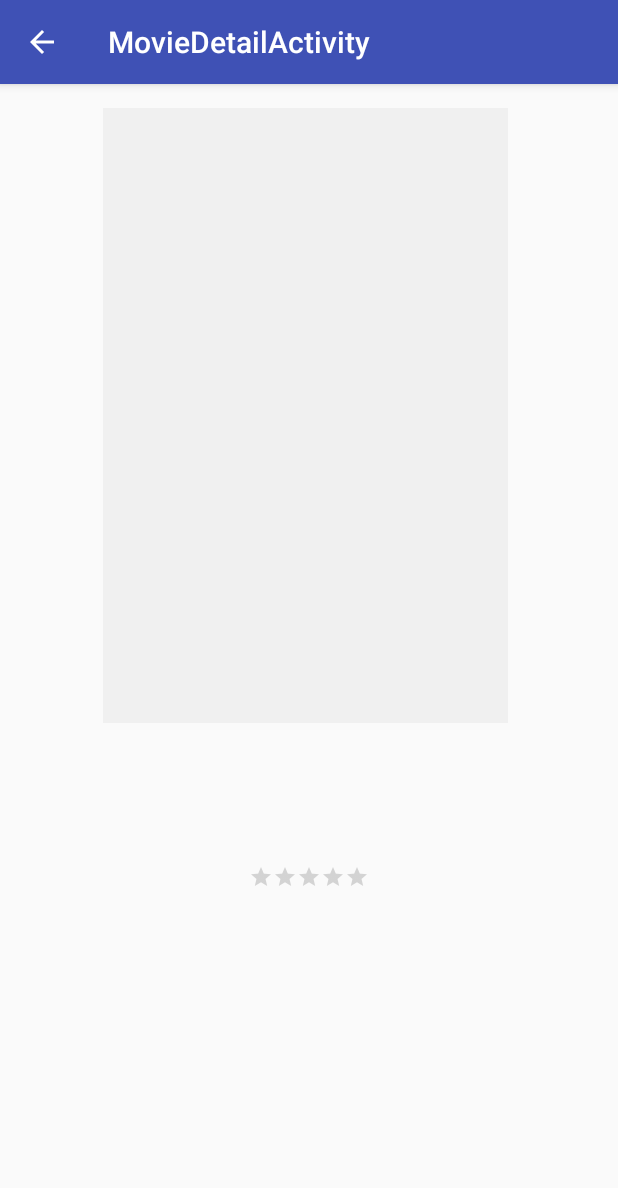
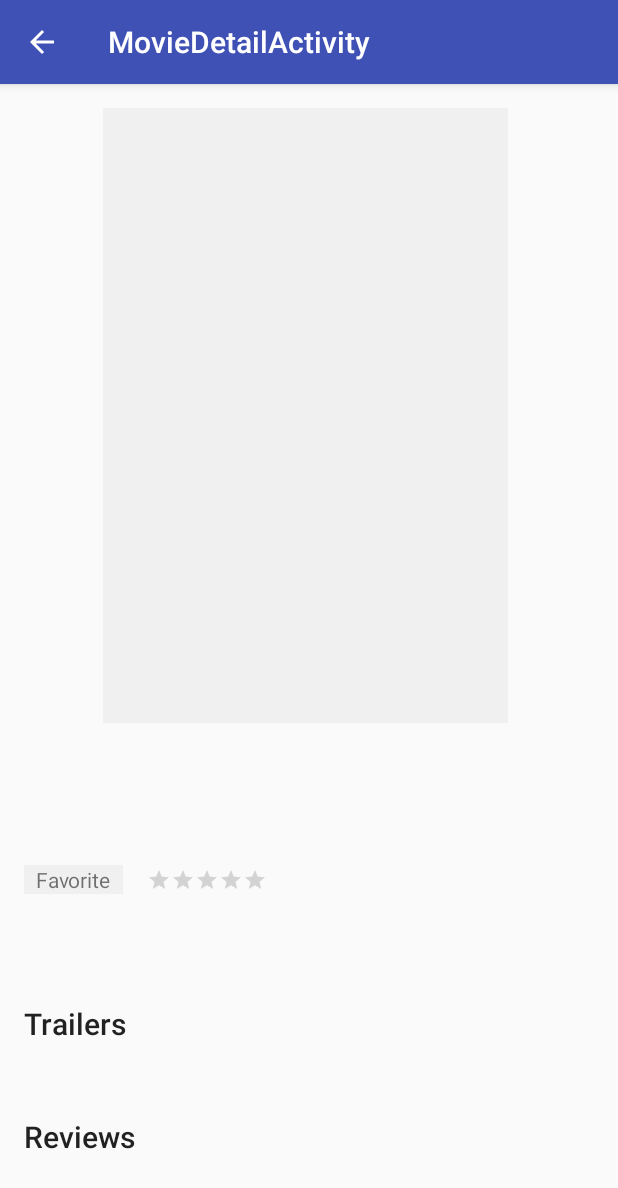
Before and after one commit to tridium79/and-popular-movies, an Android app: the DetailActivity screen opened directly, with no data from a screen before it, on a phone screen of 412 x 824 dp. Shown: the top 1188 px of the screen. Run offline under Robolectric (Android 15) with nearby library versions, the phone set to English and light mode, and no system bars; our stand-ins replace Picasso; pictures from the network do not load; 8 statements that could not run were skipped.

Commit message:
Added UI elements and skeleton for favoriting movies
Added videos and reviews to detail page but needs formatting and click handlers. Added non-functional button for favoriting and initial content provider skeleton.

```diff
--- a/app/src/main/java/popularmovies/udacity/com/popularmovies/DetailActivity.java
+++ b/app/src/main/java/popularmovies/udacity/com/popularmovies/DetailActivity.java
@@ -1,8 +1,11 @@
 package popularmovies.udacity.com.popularmovies;
 
 import android.content.Intent;
+import android.os.AsyncTask;
 import android.os.Bundle;
 import android.support.v7.app.AppCompatActivity;
+import android.support.v7.widget.LinearLayoutManager;
+import android.support.v7.widget.RecyclerView;
 import android.support.v7.widget.Toolbar;
 import android.widget.ImageView;
 import android.widget.RatingBar;
@@ -10,9 +13,16 @@ import android.widget.TextView;
 
 import com.squareup.picasso.Picasso;
 
+import java.util.List;
+
 import popularmovies.udacity.com.models.Movie;
+import popularmovies.udacity.com.models.Review;
+import popularmovies.udacity.com.models.Video;
+import popularmovies.udacity.com.utils.NetworkUtils;
 
 public class DetailActivity extends AppCompatActivity {
+
+    private String API_KEY;
 
     private ImageView mThumbnailIV;
     private TextView mTitleTV;
@@ -20,12 +30,22 @@ public class DetailActivity extends AppCompatActivity {
     private RatingBar mUserRatingRB;
     private TextView mReleaseDateTV;
 
+    private RecyclerView mVideosRV;
+    private DetailVideosAdapter mVideosAdapter;
+    private RecyclerView.LayoutManager mVideosLayoutManager;
+
+    private RecyclerView mReviewsRV;
+    private DetailReviewsAdapter mReviewsAdapter;
+    private RecyclerView.LayoutManager mReviewsLayoutManager;
+
     private Movie movieData;
 
     @Override
     protected void onCreate(Bundle savedInstanceState) {
         super.onCreate(savedInstanceState);
         setContentView(R.layout.activity_detail);
+
+        API_KEY = getResources().getString(R.string.movie_db_api_key);
 
         Intent intent = getIntent();
         if (intent == null) {
@@ -48,6 +68,38 @@ public class DetailActivity extends AppCompatActivity {
         mUserRatingRB = findViewById(R.id.detail_user_rating_rb);
         mReleaseDateTV = findViewById(R.id.detail_release_date_tv);
 
+        // videos
+        mVideosRV = findViewById(R.id.detail_videos_rv);
+
+        mVideosAdapter = new DetailVideosAdapter();
+        mVideosLayoutManager = new LinearLayoutManager(this) {
+            @Override
+            public boolean canScrollVertically() {
+                return false;
+            }
+        };
+
+        mVideosRV.setAdapter(mVideosAdapter);
+        mVideosRV.setLayoutManager(mVideosLayoutManager);
+
+        new VideosQueryTask().execute(API_KEY, String.valueOf(movieData.getId()), NetworkUtils.DETAIL_MOVIE_VIDEOS);
+
+        // reviews
+        mReviewsRV = findViewById(R.id.detail_reviews_rv);
+
+        mReviewsAdapter = new DetailReviewsAdapter();
+        mReviewsLayoutManager = new LinearLayoutManager(this) {
+            @Override
+            public boolean canScrollVertically() {
+                return false;
+            }
+        };
+
+        mReviewsRV.setAdapter(mReviewsAdapter);
+        mReviewsRV.setLayoutManager(mReviewsLayoutManager);
+
+        new ReviewsQueryTask().execute(API_KEY, String.valueOf(movieData.getId()), NetworkUtils.DETAIL_MOVIE_REVIEWS);
+
         populateUI();
     }
 
@@ -62,4 +114,32 @@ public class DetailActivity extends AppCompatActivity {
                 .into(mThumbnailIV);
     }
 
+    private class VideosQueryTask extends AsyncTask<String, Void, List<Video>> {
+
+        @Override
+        protected List<Video> doInBackground(String... strings) {
+            return NetworkUtils.getVideos(strings[0], strings[1], strings[2]);
+        }
+
+        @Override
+        protected void onPostExecute(List<Video> videos) {
+            mVideosAdapter.setData(videos);
+            mVideosAdapter.notifyDataSetChanged();
+        }
+    }
+
+    private class ReviewsQueryTask extends AsyncTask<String, Void, List<Review>> {
+
+        @Override
+        protected List<Review> doInBackground(String... strings) {
+            return NetworkUtils.getReviews(strings[0], strings[1], strings[2]);
+        }
+
+        @Override
+        protected void onPostExecute(List<Review> reviews) {
+            mReviewsAdapter.setData(reviews);
+            mReviewsAdapter.notifyDataSetChanged();
+        }
+    }
+
 }
--- /dev/null
+++ b/app/src/main/java/popularmovies/udacity/com/popularmovies/DetailReviewsAdapter.java
@@ -0,0 +1,61 @@
+package popularmovies.udacity.com.popularmovies;
+
+import android.support.annotation.NonNull;
+import android.support.v7.widget.RecyclerView;
+import android.view.LayoutInflater;
+import android.view.View;
+import android.view.ViewGroup;
+import android.widget.TextView;
+
+import java.util.ArrayList;
+import java.util.List;
+
+import popularmovies.udacity.com.models.Review;
+
+public class DetailReviewsAdapter extends RecyclerView.Adapter<DetailReviewsAdapter.ViewHolder> {
+
+    private List<Review> reviewsData;
+
+    public DetailReviewsAdapter() {
+        this.reviewsData = new ArrayList<Review>(0);
+    }
+
+    @Override
+    @NonNull
+    public ViewHolder onCreateViewHolder(@NonNull ViewGroup parent, int viewType) {
+        View singleReviewView = LayoutInflater.from(parent.getContext())
+                .inflate(R.layout.activity_detail_reviews, parent, false);
+
+        return new ViewHolder(singleReviewView);
+    }
+
+    @Override
+    public void onBindViewHolder(@NonNull ViewHolder holder, int position) {
+        final Review review = reviewsData.get(position);
+
+        holder.contentTV.setText(review.getContent());
+        holder.authorTV.setText(review.getAuthor());
+    }
+
+    @Override
+    public int getItemCount() {
+        return reviewsData.size();
+    }
+
+    public void setData(List<Review> data) {
+        this.reviewsData = data;
+    }
+
+    public class ViewHolder extends RecyclerView.ViewHolder {
+        private final TextView contentTV;
+        private final TextView authorTV;
+
+        private ViewHolder(View v) {
+            super(v);
+
+            contentTV = v.findViewById(R.id.detail_reviews_content_tv);
+            authorTV = v.findViewById(R.id.detail_reviews_author_tv);
+        }
+    }
+
+}
--- a/app/src/main/res/layout/content_detail.xml
+++ b/app/src/main/res/layout/content_detail.xml
@@ -32,16 +32,12 @@
 
         <TextView
             android:id="@+id/detail_release_date_tv"
-            android:layout_width="match_parent"
+            android:layout_width="wrap_content"
             android:layout_height="wrap_content"
-            android:layout_marginEnd="@dimen/default_margin"
             android:layout_marginLeft="@dimen/default_margin"
-            android:layout_marginRight="@dimen/default_margin"
             android:layout_marginStart="@dimen/default_margin"
-            android:layout_marginTop="@dimen/default_margin"
+            android:layout_marginTop="16dp"
             android:gravity="center"
-            app:layout_constraintEnd_toEndOf="parent"
-            app:layout_constraintHorizontal_bias="0.0"
             app:layout_constraintStart_toStartOf="parent"
             app:layout_constraintTop_toBottomOf="@+id/detail_title_tv"
             tools:text="2018-04-25" />
@@ -50,35 +46,29 @@
             android:id="@+id/detail_synopsis_tv"
             android:layout_width="match_parent"
             android:layout_height="wrap_content"
-            android:layout_marginBottom="@dimen/default_margin"
             android:layout_marginEnd="@dimen/default_margin"
             android:layout_marginLeft="@dimen/default_margin"
             android:layout_marginRight="@dimen/default_margin"
             android:layout_marginStart="@dimen/default_margin"
-            android:layout_marginTop="@dimen/default_margin"
+            android:layout_marginTop="16dp"
             android:lineSpacingExtra="8sp"
             android:textColor="#333"
             android:textSize="18sp"
-            app:layout_constraintBottom_toBottomOf="parent"
             app:layout_constraintEnd_toEndOf="parent"
             app:layout_constraintHorizontal_bias="0.0"
             app:layout_constraintStart_toStartOf="parent"
-            app:layout_constraintTop_toBottomOf="@+id/detail_user_rating_rb"
-            tools:text="As the Avengers and their allies have continued to protect the world from threats too large for any one hero to handle, a new danger has emerged from the cosmic shadows: Thanos. A despot of intergalactic infamy, his goal is to collect all six Infinity Stones, artifacts of unimaginable power, and use them to inflict his twisted will on all of reality. Everything the Avengers have fought for has led up to this moment - the fate of Earth and existence itself has never been more uncertain." />
+            app:layout_constraintTop_toBottomOf="@+id/toggleButton"
+            tools:text="Plot synopsis." />
 
         <TextView
             android:id="@+id/detail_title_tv"
-            android:layout_width="match_parent"
+            android:layout_width="wrap_content"
             android:layout_height="wrap_content"
-            android:layout_marginEnd="@dimen/default_margin"
             android:layout_marginLeft="@dimen/default_margin"
-            android:layout_marginRight="@dimen/default_margin"
             android:layout_marginStart="@dimen/default_margin"
             android:layout_marginTop="@dimen/default_margin"
             android:gravity="center"
             android:textAppearance="@style/TextAppearance.AppCompat.Title"
-            app:layout_constraintEnd_toEndOf="parent"
-            app:layout_constraintHorizontal_bias="1.0"
             app:layout_constraintStart_toStartOf="parent"
             app:layout_constraintTop_toBottomOf="@+id/detail_thumbnail_iv"
             tools:text="Avengers: Infinity War" />
@@ -88,13 +78,74 @@
             style="@style/Base.Widget.AppCompat.RatingBar.Small"
             android:layout_width="wrap_content"
             android:layout_height="wrap_content"
+            android:layout_marginLeft="16dp"
+            android:layout_marginStart="16dp"
+            android:numStars="5"
+            app:layout_constraintBottom_toBottomOf="@+id/toggleButton"
+            app:layout_constraintStart_toEndOf="@+id/toggleButton"
+            app:layout_constraintTop_toTopOf="@+id/toggleButton" />
+
+        <android.support.v7.widget.RecyclerView
+            android:id="@+id/detail_videos_rv"
+            android:layout_width="match_parent"
+            android:layout_height="wrap_content"
             android:layout_marginEnd="@dimen/default_margin"
             android:layout_marginLeft="@dimen/default_margin"
             android:layout_marginRight="@dimen/default_margin"
             android:layout_marginStart="@dimen/default_margin"
-            android:layout_marginTop="@dimen/default_margin"
-            android:numStars="5"
+            android:layout_marginTop="16dp"
             app:layout_constraintEnd_toEndOf="parent"
+            app:layout_constraintStart_toStartOf="parent"
+            app:layout_constraintTop_toBottomOf="@+id/textView3" />
+
+        <android.support.v7.widget.RecyclerView
+            android:id="@+id/detail_reviews_rv"
+            android:layout_width="match_parent"
+            android:layout_height="wrap_content"
+            android:layout_marginEnd="@dimen/default_margin"
+            android:layout_marginLeft="@dimen/default_margin"
+            android:layout_marginRight="@dimen/default_margin"
+            android:layout_marginStart="@dimen/default_margin"
+            android:layout_marginTop="16dp"
+            app:layout_constraintEnd_toEndOf="parent"
+            app:layout_constraintStart_toStartOf="parent"
+            app:layout_constraintTop_toBottomOf="@+id/textView" />
+
+        <TextView
+            android:id="@+id/textView"
+            android:layout_width="wrap_content"
+            android:layout_height="wrap_content"
+            android:layout_marginLeft="16dp"
+            android:layout_marginStart="16dp"
+            android:layout_marginTop="32dp"
+            android:text="Reviews"
+            android:textAppearance="@style/TextAppearance.AppCompat.Title"
+            app:layout_constraintStart_toStartOf="parent"
+            app:layout_constraintTop_toBottomOf="@+id/detail_videos_rv" />
+
+        <TextView
+            android:id="@+id/textView3"
+            android:layout_width="wrap_content"
+            android:layout_height="wrap_content"
+            android:layout_marginLeft="16dp"
+            android:layout_marginStart="16dp"
+            android:layout_marginTop="32dp"
+            android:text="Trailers"
+            android:textAppearance="@style/TextAppearance.AppCompat.Title"
+            app:layout_constraintStart_toStartOf="parent"
+            app:layout_constraintTop_toBottomOf="@+id/detail_synopsis_tv" />
+
+        <TextView
+            android:id="@+id/toggleButton"
+            android:layout_width="wrap_content"
+            android:layout_height="wrap_content"
+            android:layout_marginLeft="16dp"
+            android:layout_marginStart="16dp"
+            android:layout_marginTop="16dp"
+            android:text="Favorite"
+            android:paddingLeft="8dp"
+            android:paddingRight="8dp"
+            android:background="#f0f0f0"
             app:layout_constraintStart_toStartOf="parent"
             app:layout_constraintTop_toBottomOf="@+id/detail_release_date_tv" />
 
```
Also changed, not shown: app/src/main/java/popularmovies/udacity/com/data/FavoriteMovieContract.java (added, +13 -0 lines), app/src/main/java/popularmovies/udacity/com/data/FavoriteMovieDbHelper.java (added, +29 -0 lines), app/src/main/java/popularmovies/udacity/com/models/Movie.java (+11 -1 lines), app/src/main/java/popularmovies/udacity/com/models/Review.java (added, +27 -0 lines), app/src/main/java/popularmovies/udacity/com/models/Video.java (added, +31 -0 lines), app/src/main/java/popularmovies/udacity/com/popularmovies/DetailVideosAdapter.java (added, +81 -0 lines), app/src/main/java/popularmovies/udacity/com/popularmovies/MainActivity.java (+4 -4 lines), app/src/main/java/popularmovies/udacity/com/utils/JsonUtils.java (added, +23 -0 lines), app/src/main/java/popularmovies/udacity/com/utils/NetworkUtils.java (+115 -25 lines), app/src/main/res/layout/activity_detail_reviews.xml (added, +23 -0 lines), app/src/main/res/layout/activity_detail_videos.xml (added, +31 -0 lines).
